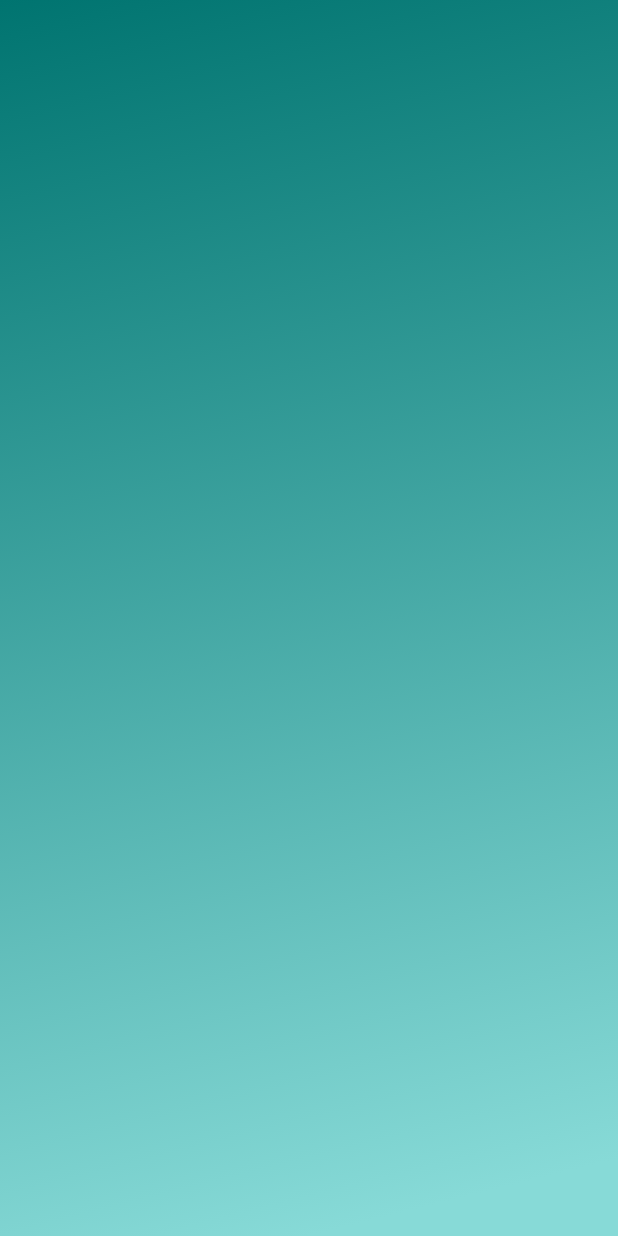
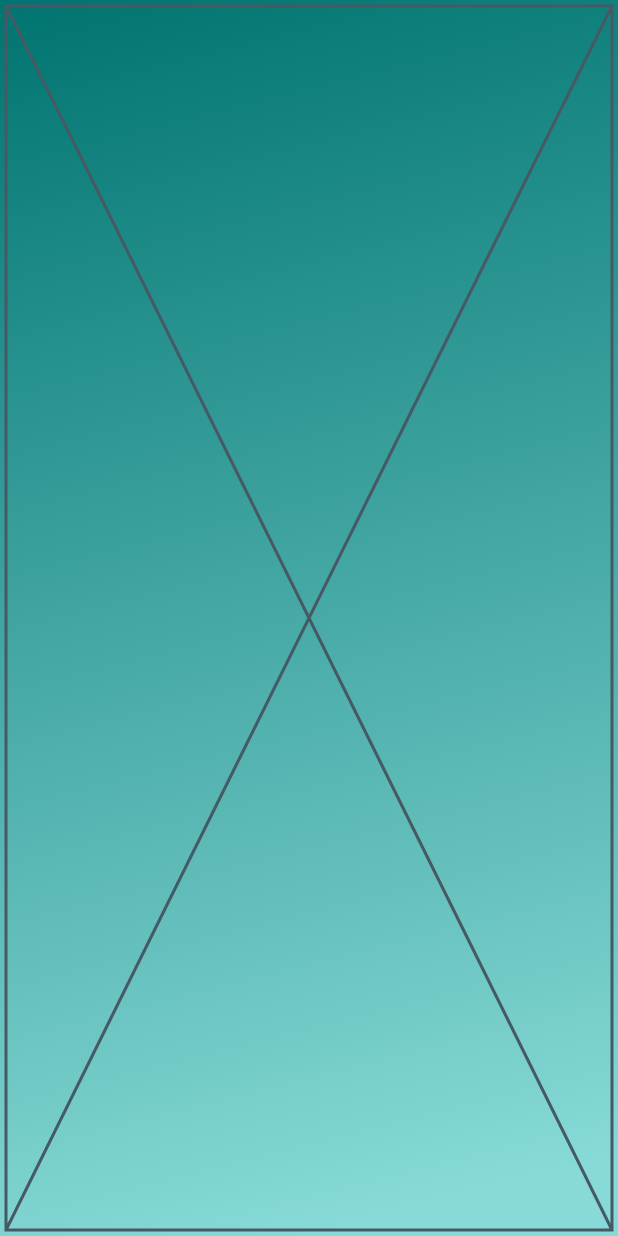
Before and after one commit to lo-bertolino/QuizApp, a Flutter app: the QuizPage screen opened directly, on a phone screen of 412 x 824 dp. Run offline on Flutter 3.47's test engine with Material 2 defaults, Android fonts, the phone set to English and light mode, and no system bars.

Commit message:
Versione finale questa volta davvero 3

```diff
--- a/lib/main.dart
+++ b/lib/main.dart
@@ -61,7 +61,7 @@ class MyHomePage extends StatelessWidget {
                     ),
                   ),
                 ),
-              )
+              ),
             ],
           ),
         ),
--- a/lib/questions.dart
+++ b/lib/questions.dart
@@ -17,57 +17,48 @@ class Question {
 
 List<Question> db = [
   Question(
-    'In che anno è stata fondata JEToP?',
+    'Dove nacque Galileo Galilei?',
     [
-      Answer('1995', true),
-      Answer('1992', false),
-      Answer('2001', false),
-      Answer('1988', false),
+      Answer('Pisa', true),
+      Answer('Torino', false),
+      Answer('Milano', false),
+      Answer('Roma', false),
     ],
   ),
   Question(
-    'Qual è il nome del vicepresidente di Jade Italia?',
+    'In che anno è stato lanciato il telescopio Hubble?',
     [
-      Answer('Sofia Frau', true),
-      Answer('Marco Barisione', false),
-      Answer('Jessica Rota', false),
-      Answer('Isabella Florio', false),
+      Answer('1990', true),
+      Answer('1999', false),
+      Answer('2004', false),
+      Answer('1987', false),
     ],
   ),
   Question(
-    'Quanti JEurs ci sono in Europa?',
+    'Dov\'è Stonehenge?',
     [
-      Answer('28k', true),
-      Answer('50k', false),
-      Answer('20k', false),
-      Answer('12k', false),
+      Answer('Inghilterra', true),
+      Answer('Irlanda', false),
+      Answer('Francia', false),
+      Answer('Svezia', false),
     ],
   ),
   Question(
-    'Qual è il compleanno di JEToP?',
+    'In che stato si trova la Valle dei Re?',
     [
-      Answer('27 Novembre', true),
-      Answer('12 Febbraio', false),
-      Answer('3 Ottobre', false),
-      Answer('2 Dicembre', false),
+      Answer('Egitto', true),
+      Answer('Tunisia', false),
+      Answer('Florida', false),
+      Answer('Spagna', false),
     ],
   ),
   Question(
-    'Ma quanto è bello',
+    'Il dipinto "l\'Ultima Cena" è di..',
     [
-      Answer('Enrico Pavanello', true),
-      Answer('Enrico Pavanello', true),
-      Answer('Enrico Pavanello', true),
-      Answer('Enrico Pavanello', true),
-    ],
-  ),
-  Question(
-    'Quante JE ci sono in Italia?',
-    [
-      Answer('20', true),
-      Answer('18', false),
-      Answer('12', false),
-      Answer('25', false),
+      Answer('Da Vinci', true),
+      Answer('Il Caravaggio', false),
+      Answer('Raffaello', false),
+      Answer('Botticelli', false),
     ],
   ),
 ];
--- a/lib/quiz_page.dart
+++ b/lib/quiz_page.dart
@@ -18,6 +18,7 @@ class QuizPageState extends State<QuizPage> {
   Widget build(BuildContext context) {
     return Scaffold(
       body: Container(
+        padding: const EdgeInsets.all(4),
         decoration: BoxDecoration(
           gradient: LinearGradient(
             begin: Alignment.topLeft,
@@ -32,7 +33,7 @@ class QuizPageState extends State<QuizPage> {
         // TODO Inserire testo della domanda
         // TODO Inserire barra di completamento
         // TODO Inserire bottoni delle risposte
-        child: Container(),
+        child: Placeholder(),
       ),
     );
   }
```
